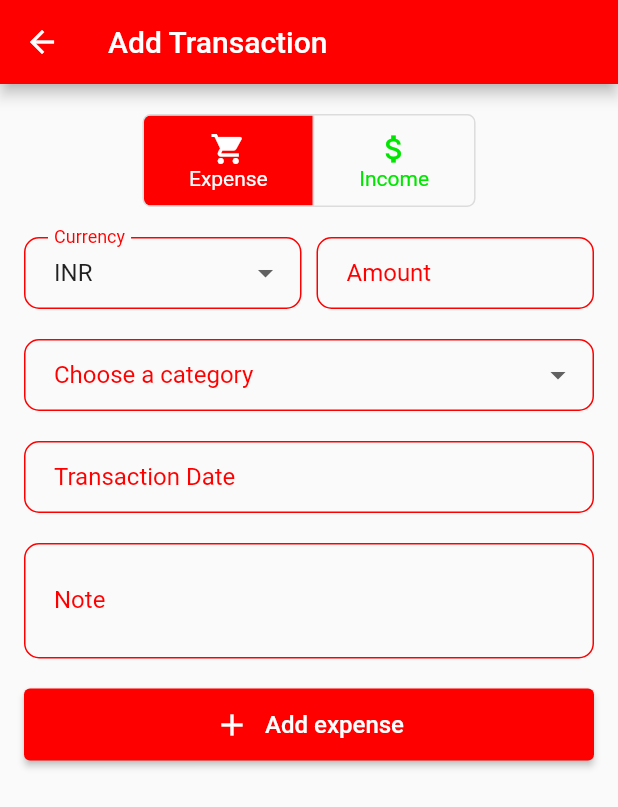
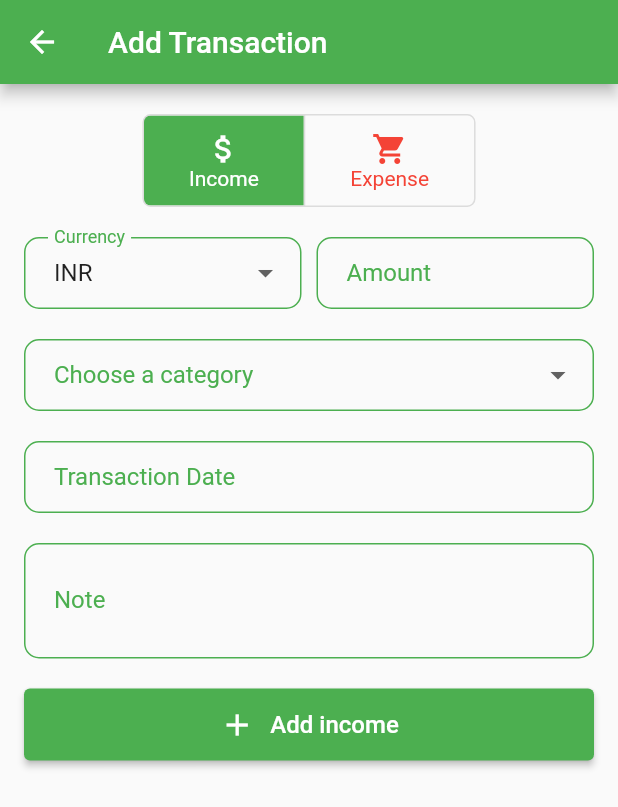
Before and after one commit to tuhinpal/cash_compass, a Flutter app: the screen it shows after launch, after a tap on the "add" icon, on a phone screen of 412 x 824 dp. Shown: the top 807 px of the screen. Run offline on Flutter 3.47's test engine with Material 2 defaults, Android fonts, the phone set to English and light mode, and no system bars; our stand-ins replace sqflite; accounts and stored records are empty.

Commit message:
Color changes

```diff
--- a/lib/helpers/constants.dart
+++ b/lib/helpers/constants.dart
@@ -2,24 +2,8 @@ import 'package:flutter/material.dart';
 
 String expensConstant = 'Expense';
 String incomeConstant = 'Income';
-const Color customColorPrimary = Color(0xFF00e600);
-const Color customDangerColor = Color(0xFFFF0000);
-
-MaterialColor customSwatch = const MaterialColor(
-  0xFF00e600,
-  <int, Color>{
-    50: Color(0xFFE8F5E9),
-    100: Color(0xFFC8E6C9),
-    200: Color(0xFFA5D6A7),
-    300: Color(0xFF81C784),
-    400: Color(0xFF66BB6A),
-    500: Color(0xFF00e600),
-    600: Color(0xFF43A047),
-    700: Color(0xFF388E3C),
-    800: Color(0xFF2E7D32),
-    900: Color(0xFF1B5E20),
-  },
-);
+const Color customColorPrimary = Colors.green;
+const Color customDangerColor = Colors.red;
 
 List expenseCategories = [
   {
@@ -81,16 +65,16 @@ List incomeCategories = [
 
 List transactionTypes = [
   {
+    'name': incomeConstant,
+    'icon': Icons.attach_money,
+    'color': customColorPrimary,
+    'categories': incomeCategories
+  },
+  {
     'name': expensConstant,
     'icon': Icons.shopping_cart,
     'color': customDangerColor,
     'categories': expenseCategories
-  },
-  {
-    'name': incomeConstant,
-    'icon': Icons.attach_money,
-    'color': customColorPrimary,
-    'categories': incomeCategories
   }
 ];
 
--- a/lib/main.dart
+++ b/lib/main.dart
@@ -12,7 +12,7 @@ class CashCompass extends StatelessWidget {
   @override
   Widget build(BuildContext context) {
     final ThemeData theme = ThemeData(
-      primarySwatch: customSwatch,
+      primarySwatch: Colors.green,
       colorScheme: const ColorScheme.light().copyWith(
         primary: customColorPrimary,
         secondary: customColorPrimary,
--- a/lib/screens/splash_screen.dart
+++ b/lib/screens/splash_screen.dart
@@ -1,3 +1,4 @@
+import 'package:cash_compass/helpers/constants.dart';
 import 'package:cash_compass/screens/main_screen.dart';
 import 'package:flutter/material.dart';
 
@@ -26,7 +27,7 @@ class _SplashScreenState extends State<SplashScreen> {
   Widget build(BuildContext context) {
     return MaterialApp(
       home: Scaffold(
-        backgroundColor: const Color(0xFF00d72e),
+        backgroundColor: customColorPrimary,
         body: Stack(
           children: <Widget>[
             Center(
```
